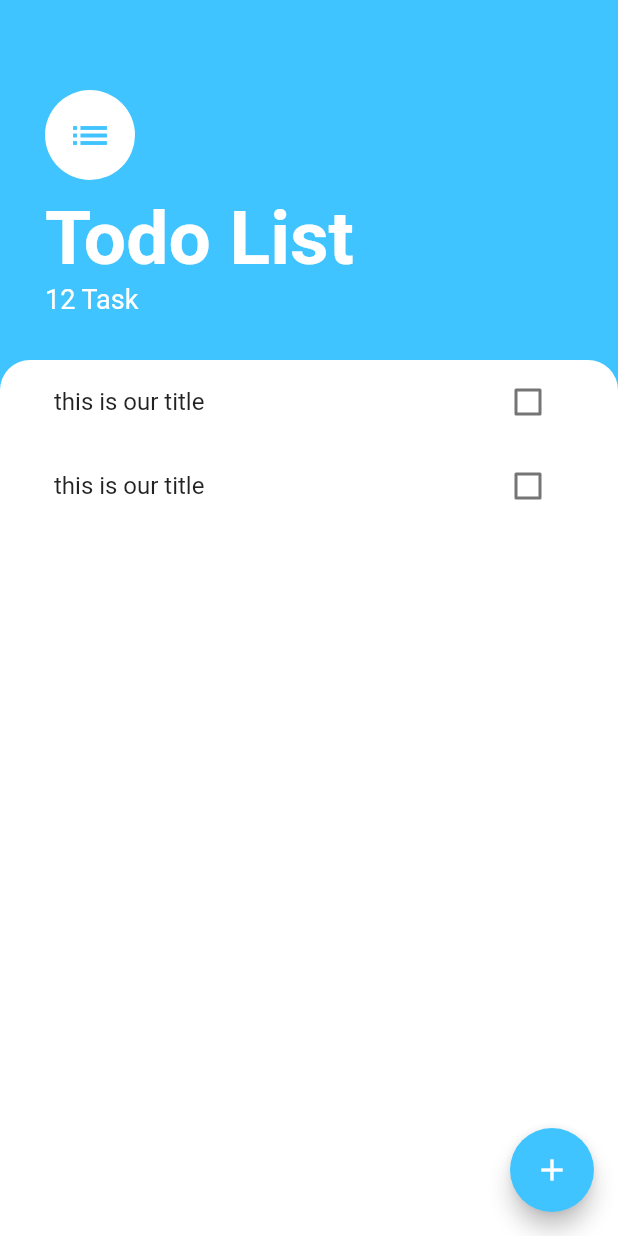
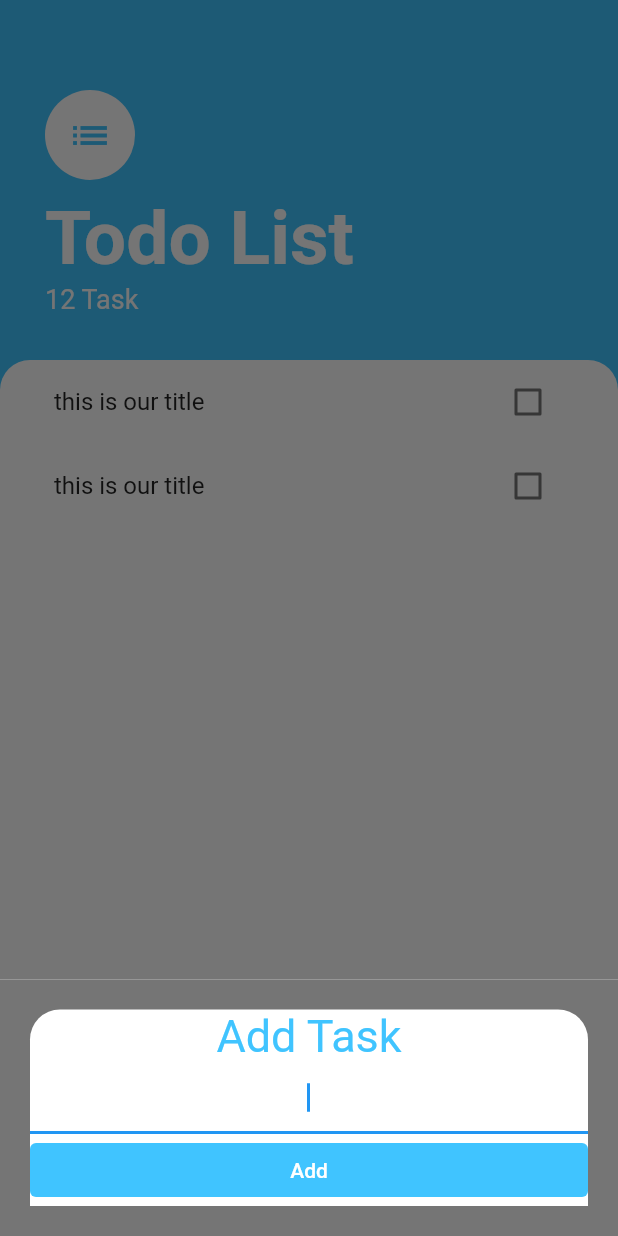
Before and after one commit to sagarannaldas/todo_list_flutter, a Flutter app: the screen it shows after launch, after a tap on the "add" icon, on a phone screen of 412 x 824 dp. Run offline on Flutter 3.47's test engine with Material 2 defaults, Android fonts, the phone set to English and light mode, and no system bars.

Commit message:
1. Created modal bottom sheet screen in add_task_screen.dart 2. Added on press functionality to open model bottom sheet in task_screen.dart

```diff
--- /dev/null
+++ b/lib/screens/add_task_screen.dart
@@ -0,0 +1,52 @@
+import 'package:flutter/material.dart';
+
+class AddTaskScreen extends StatelessWidget {
+  const AddTaskScreen({Key? key}) : super(key: key);
+
+  @override
+  Widget build(BuildContext context) {
+    return Container(
+      padding: const EdgeInsets.symmetric(vertical: 20.0, horizontal: 20.0),
+      color: const Color(0xff757575),
+      child: Container(
+        decoration: const BoxDecoration(
+          color: Colors.white,
+          borderRadius: BorderRadius.only(
+            topLeft: Radius.circular(20.0),
+            topRight: Radius.circular(20.0),
+          ),
+        ),
+        child: Column(
+          crossAxisAlignment: CrossAxisAlignment.stretch,
+           children: [
+            const Text(
+              'Add Task',
+              textAlign: TextAlign.center,
+              style: TextStyle(
+                color: Colors.lightBlueAccent,
+                fontSize: 30.0,
+              ),
+            ),
+            TextField(
+              autofocus: true,
+              onChanged: (value) {},
+              textAlign: TextAlign.center,
+            ),
+            TextButton(
+              style: const ButtonStyle(
+                  backgroundColor:
+                      MaterialStatePropertyAll(Colors.lightBlueAccent)),
+              onPressed: () {},
+              child: const Text(
+                'Add',
+                style: TextStyle(
+                  color: Colors.white,
+                ),
+              ),
+            ),
+          ],
+        ),
+      ),
+    );
+  }
+}
--- a/lib/screens/task_screen.dart
+++ b/lib/screens/task_screen.dart
@@ -1,14 +1,30 @@
 import 'package:flutter/material.dart';
 import 'package:todo_list_flutter/widgets/tasks_list.dart';
+import 'add_task_screen.dart';
 
 class TaskScreen extends StatelessWidget {
   const TaskScreen({Key? key}) : super(key: key);
+
+  Widget buildModalBottomSheet(BuildContext context) {
+    return SingleChildScrollView(
+      child: Container(
+        padding:
+            EdgeInsets.only(bottom: MediaQuery.of(context).viewInsets.bottom),
+        child: const AddTaskScreen(),
+      ),
+    );
+  }
 
   @override
   Widget build(BuildContext context) {
     return Scaffold(
       floatingActionButton: FloatingActionButton(
-        onPressed: () {},
+        onPressed: () {
+          showModalBottomSheet(
+              context: context,
+              builder: buildModalBottomSheet,
+              isScrollControlled: true);
+        },
         backgroundColor: Colors.lightBlueAccent,
         child: const Icon(Icons.add),
       ),
@@ -63,8 +79,7 @@ class TaskScreen extends StatelessWidget {
                     topRight: Radius.circular(20.0),
                   ),
                 ),
-              child: TasksList()
-            ),
+                child: const TasksList()),
           )
         ],
       ),
```
Lines whose indentation alone changed are shown as unchanged.
